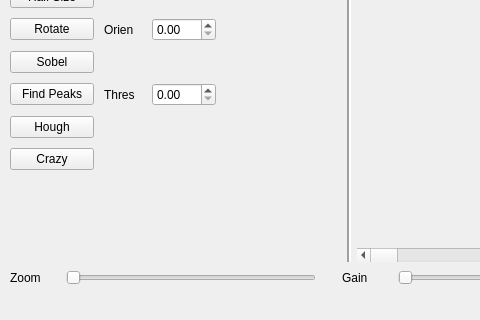
This is hw1/src/mainwindow.ui in eschwabe/computer-vision as Qt 5 draws it before an edit; both pictures show x 0 to 480 and y 443 to 763 of the 1002 by 763 pixel window. The edited form follows.
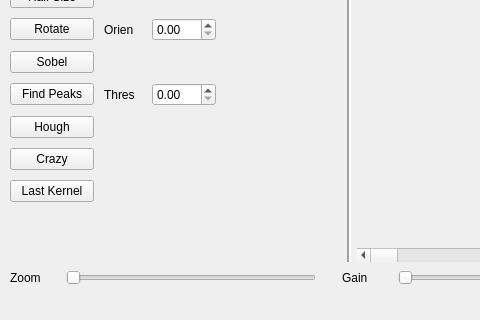
This is the edited form.

The edit to the form file:
```diff
--- a/hw1/src/mainwindow.ui
+++ b/hw1/src/mainwindow.ui
@@ -16,7 +16,7 @@
   <widget class="QWidget" name="centralWidget">
    <layout class="QVBoxLayout" name="verticalLayout">
     <property name="spacing">
-     <number>-1</number>
+     <number>6</number>
     </property>
     <property name="margin">
      <number>10</number>
@@ -395,7 +395,7 @@
           </property>
          </spacer>
         </item>
-        <item row="19" column="0">
+        <item row="20" column="0">
          <spacer name="verticalSpacer_3">
           <property name="orientation">
            <enum>Qt::Vertical</enum>
@@ -408,6 +408,13 @@
           </property>
          </spacer>
         </item>
+        <item row="19" column="0">
+         <widget class="QPushButton" name="lastKernelButton">
+          <property name="text">
+           <string>Last Kernel</string>
+          </property>
+         </widget>
+        </item>
        </layout>
       </item>
       <item>
```
Left out of the diff: 4 changed lines with no effect on the pictures.
